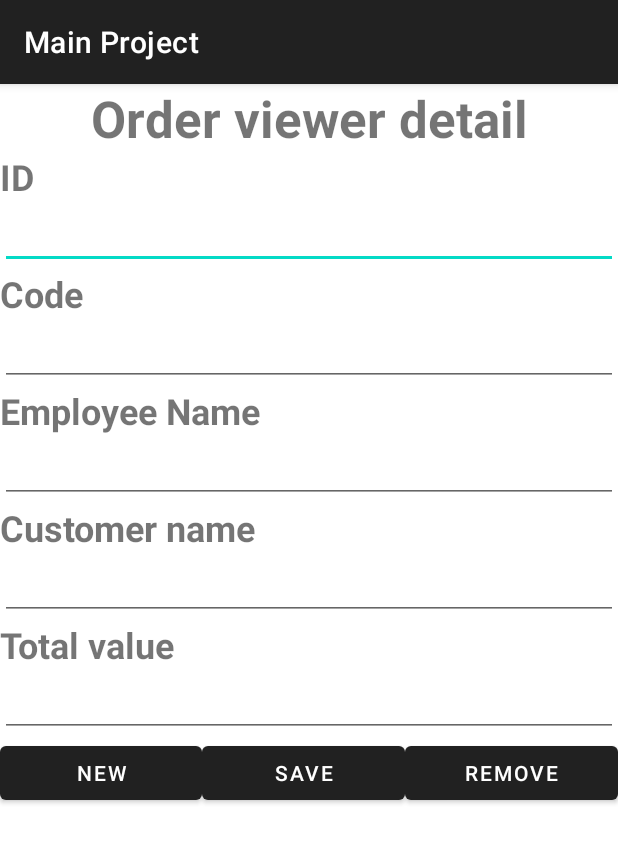
After one commit to hngocs/MainProject, an Android app: the OrdersViewerDetailActivity screen opened directly, with no data from a screen before it, on a phone screen of 412 x 824 dp. The commit adds this screen. Shown: the top 843 px of the screen. Run offline under Robolectric (Android 15) with nearby library versions, the phone set to English and light mode, and no system bars; 3 statements that could not run were skipped.

Commit message:
7th- exercise OrderviewerDetail

```diff
--- a/app/src/main/AndroidManifest.xml
+++ b/app/src/main/AndroidManifest.xml
@@ -1,6 +1,6 @@
 <?xml version="1.0" encoding="utf-8"?>
 <manifest xmlns:android="http://schemas.android.com/apk/res/android"
-    xmlns:tools="http://schemas.android.com/tools">
+    xmlns:tools="http://schemas.android.com/tools" >
 
     <uses-feature
         android:name="android.hardware.telephony"
@@ -8,7 +8,7 @@
 
     <uses-permission android:name="android.permission.READ_CONTACTS" />
     <uses-permission android:name="android.permission.WRITE_CONTACTS" />
-    <uses-permission android:name="android.permission.CALL_PHONE"/>
+    <uses-permission android:name="android.permission.CALL_PHONE" />
 
     <application
         android:allowBackup="true"
@@ -19,7 +19,10 @@
         android:roundIcon="@mipmap/ic_launcher_round"
         android:supportsRtl="true"
         android:theme="@style/Theme.MainProject"
-        tools:targetApi="31">
+        tools:targetApi="31" >
+        <activity
+            android:name=".screens.OrdersViewerDetailActivity"
+            android:exported="false" />
         <activity
             android:name=".screens.TelephonyActivity"
             android:exported="false" />
@@ -49,7 +52,7 @@
             android:exported="false" />
         <activity
             android:name=".screens.LoginActivity"
-            android:exported="true">
+            android:exported="true" >
             <intent-filter>
                 <action android:name="android.intent.action.MAIN" />
 
--- /dev/null
+++ b/app/src/main/java/com/hngocs/mainproject/screens/OrdersViewerDetailActivity.java
@@ -0,0 +1,122 @@
+package com.hngocs.mainproject.screens;
+
+import android.content.Intent;
+import android.os.Bundle;
+import android.view.View;
+import android.widget.Button;
+import android.widget.EditText;
+
+import androidx.activity.EdgeToEdge;
+import androidx.appcompat.app.AppCompatActivity;
+import androidx.core.graphics.Insets;
+import androidx.core.view.ViewCompat;
+import androidx.core.view.WindowInsetsCompat;
+import com.hngocs.mainproject.R;
+import com.hngocs.mainproject.models.OrdersViewer;
+
+public class OrdersViewerDetailActivity extends AppCompatActivity {
+
+    EditText edt_ordersviewer_id;
+    EditText edt_ordersviewer_code;
+    EditText edt_ordersviewer_employee_name;
+    EditText edt_ordersviewer_customer_name;
+    EditText edt_ordersviewer_total_value;
+
+    Button btnNew;
+    Button btnSave;
+    Button btnRemove;
+
+
+    @Override
+    protected void onCreate(Bundle savedInstanceState) {
+        super.onCreate(savedInstanceState);
+        EdgeToEdge.enable(this);
+        setContentView(R.layout.activity_orders_viewer_detail);
+        ViewCompat.setOnApplyWindowInsetsListener(findViewById(R.id.main), (v, insets) -> {
+            Insets systemBars = insets.getInsets(WindowInsetsCompat.Type.systemBars());
+            v.setPadding(systemBars.left, systemBars.top, systemBars.right, systemBars.bottom);
+            return insets;
+        });
+        addViews();
+        addEvents();
+    }
+
+    private void addEvents() {
+        btnSave.setOnClickListener(new View.OnClickListener() {
+            @Override
+            public void onClick(View view) {
+                process_save_order();
+            }
+        });
+        btnRemove.setOnClickListener(new View.OnClickListener() {
+            @Override
+            public void onClick(View view) {
+                process_remove_order();
+            }
+        });
+    }
+
+    private void process_remove_order() {
+        Intent intent=getIntent();
+        String id=edt_ordersviewer_id.getText().toString();
+        intent.putExtra("ORDER_ID_REMOVE",id);
+        setResult(800,intent);
+        finish();
+
+    }
+
+    private void process_save_order() {
+
+        OrdersViewer o=new OrdersViewer();
+        String id=edt_ordersviewer_id.getText().toString();
+        if(id.trim().length()>0)
+            o.setId(Integer.parseInt(id));
+        o.setCode(edt_ordersviewer_code.getText().toString());
+        o.setEmployeeName(edt_ordersviewer_employee_name.getText().toString());
+        o.setCustomerName(edt_ordersviewer_customer_name.getText().toString());
+//        o.setTotalOrderValue(edt_ordersviewer_total_value).getText().toString();
+        double total = Double.parseDouble(edt_ordersviewer_total_value.getText().toString());
+        o.setTotalOrderValue(total);
+
+        //lấy Intent từ màn hình gọi nó:
+        Intent intent=getIntent();
+        //đóng gói dữ liệu vào intent:
+//        intent.putExtra("NEW_ORDER",o);
+        //đóng dấu là sẽ gửi nói hàng này đi:
+        setResult(700,intent);
+        //đóng màn hình này lại, để màn hình gọi nó nhận được kết quả:
+        finish();
+
+    }
+
+    private void addViews() {
+        edt_ordersviewer_id=findViewById(R.id.edt_customer_id);
+        edt_ordersviewer_code=findViewById(R.id.edt_customer_name);
+        edt_ordersviewer_employee_name=findViewById(R.id.edt_customer_email);
+        edt_ordersviewer_customer_name=findViewById(R.id.edt_customer_phone);
+        edt_ordersviewer_total_value=findViewById(R.id.edt_customer_username);
+        display_infor();
+
+        btnNew=findViewById(R.id.btnNew);
+        btnSave=findViewById(R.id.btnSave);
+        btnRemove=findViewById(R.id.btnRemove);
+    }
+
+    private void display_infor() {
+        //Lấy Intent từ bên CustomerManagementActivity gửi qua:
+        Intent intent=getIntent();
+        //Lấy dữ liệu Selected Customer từ intent:
+        OrdersViewer o= (OrdersViewer) intent.getSerializableExtra("SELECTED_ORDER");
+        if(o==null)
+        {
+            edt_ordersviewer_id.setVisibility(View.GONE);
+            return;
+        }
+        //Hiển thị thông tin Customer lên giao diện:
+        edt_ordersviewer_id.setText(o.getId()+"");
+        edt_ordersviewer_code.setText(o.getCode());
+        edt_ordersviewer_employee_name.setText(o.getEmployeeName());
+        edt_ordersviewer_customer_name.setText(o.getCustomerName());
+        edt_ordersviewer_total_value.setText(String.valueOf(o.getTotalOrderValue()));
+    }
+}
--- /dev/null
+++ b/app/src/main/res/layout/activity_orders_viewer_detail.xml
@@ -0,0 +1,121 @@
+<?xml version="1.0" encoding="utf-8"?>
+<LinearLayout xmlns:android="http://schemas.android.com/apk/res/android"
+    xmlns:app="http://schemas.android.com/apk/res-auto"
+    xmlns:tools="http://schemas.android.com/tools"
+    android:id="@+id/main"
+    android:layout_width="match_parent"
+    android:layout_height="match_parent"
+    android:orientation="vertical"
+    tools:context=".screens.OrdersViewerDetailActivity">
+
+    <TextView
+        android:id="@+id/textView14"
+        android:layout_width="match_parent"
+        android:layout_height="wrap_content"
+        android:text="@string/title_ordersviewer_detail"
+        android:textAlignment="center"
+        android:textSize="34sp"
+        android:textStyle="bold" />
+
+    <TextView
+        android:id="@+id/edt_ordersviewer_id"
+        android:layout_width="match_parent"
+        android:layout_height="wrap_content"
+        android:text="@string/title_ordersviewer_detail_id"
+        android:textSize="24sp"
+        android:textStyle="bold" />
+
+    <EditText
+        android:id="@+id/editTextText"
+        android:layout_width="match_parent"
+        android:layout_height="wrap_content"
+        android:ems="10"
+        android:inputType="text" />
+
+    <TextView
+        android:id="@+id/edt_ordersviewer_code"
+        android:layout_width="match_parent"
+        android:layout_height="wrap_content"
+        android:text="@string/title_ordersviewer_detail_code"
+        android:textSize="24sp"
+        android:textStyle="bold" />
+
+    <EditText
+        android:id="@+id/editTextText2"
+        android:layout_width="match_parent"
+        android:layout_height="wrap_content"
+        android:ems="10"
+        android:inputType="text" />
+
+    <TextView
+        android:id="@+id/edt_ordersviewer_employee_name"
+        android:layout_width="match_parent"
+        android:layout_height="wrap_content"
+        android:text="@string/title_ordersviewer_detail_employee_name"
+        android:textSize="24sp"
+        android:textStyle="bold" />
+
+    <EditText
+        android:id="@+id/editTextText3"
+        android:layout_width="match_parent"
+        android:layout_height="wrap_content"
+        android:ems="10"
+        android:inputType="text" />
+
+    <TextView
+        android:id="@+id/edt_ordersviewer_customer_name"
+        android:layout_width="match_parent"
+        android:layout_height="wrap_content"
+        android:text="@string/title_ordersviewer_detail_customer_name"
+        android:textSize="24sp"
+        android:textStyle="bold" />
+
+    <EditText
+        android:id="@+id/editTextText4"
+        android:layout_width="match_parent"
+        android:layout_height="wrap_content"
+        android:ems="10"
+        android:inputType="text" />
+
+    <TextView
+        android:id="@+id/edt_ordersviewer_total_value"
+        android:layout_width="match_parent"
+        android:layout_height="wrap_content"
+        android:text="@string/title_ordersviewer_detail_total_value"
+        android:textSize="24sp"
+        android:textStyle="bold" />
+
+    <EditText
+        android:id="@+id/editTextText5"
+        android:layout_width="match_parent"
+        android:layout_height="wrap_content"
+        android:ems="10"
+        android:inputType="text" />
+
+    <LinearLayout
+        android:layout_width="match_parent"
+        android:layout_height="wrap_content"
+        android:orientation="horizontal">
+
+        <Button
+            android:id="@+id/button"
+            android:layout_width="wrap_content"
+            android:layout_height="wrap_content"
+            android:layout_weight="1"
+            android:text="@string/title_new" />
+
+        <Button
+            android:id="@+id/button2"
+            android:layout_width="wrap_content"
+            android:layout_height="wrap_content"
+            android:layout_weight="1"
+            android:text="@string/title_save" />
+
+        <Button
+            android:id="@+id/button3"
+            android:layout_width="wrap_content"
+            android:layout_height="match_parent"
+            android:layout_weight="1"
+            android:text="@string/title_remove" />
+    </LinearLayout>
+</LinearLayout>
--- a/app/src/main/res/values/strings.xml
+++ b/app/src/main/res/values/strings.xml
@@ -38,4 +38,10 @@
     <string name="title_payment_method">Payment Method</string>
     <string name="title_orders">Orders</string>
     <string name="title_telephony">Telephony</string>
+    <string name="title_ordersviewer_detail">Order viewer detail</string>
+    <string name="title_ordersviewer_detail_id">ID</string>
+    <string name="title_ordersviewer_detail_code">Code</string>
+    <string name="title_ordersviewer_detail_employee_name">Employee Name</string>
+    <string name="title_ordersviewer_detail_customer_name">Customer name</string>
+    <string name="title_ordersviewer_detail_total_value">Total value</string>
 </resources>
```
Also changed, not shown: 1 other file.
